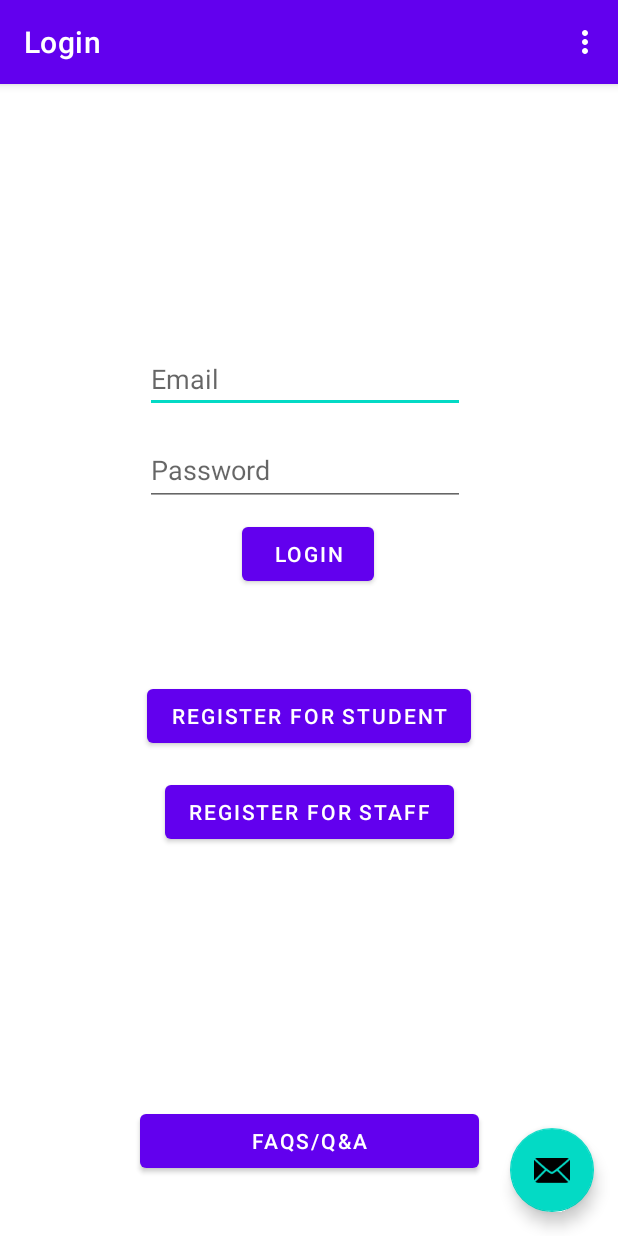
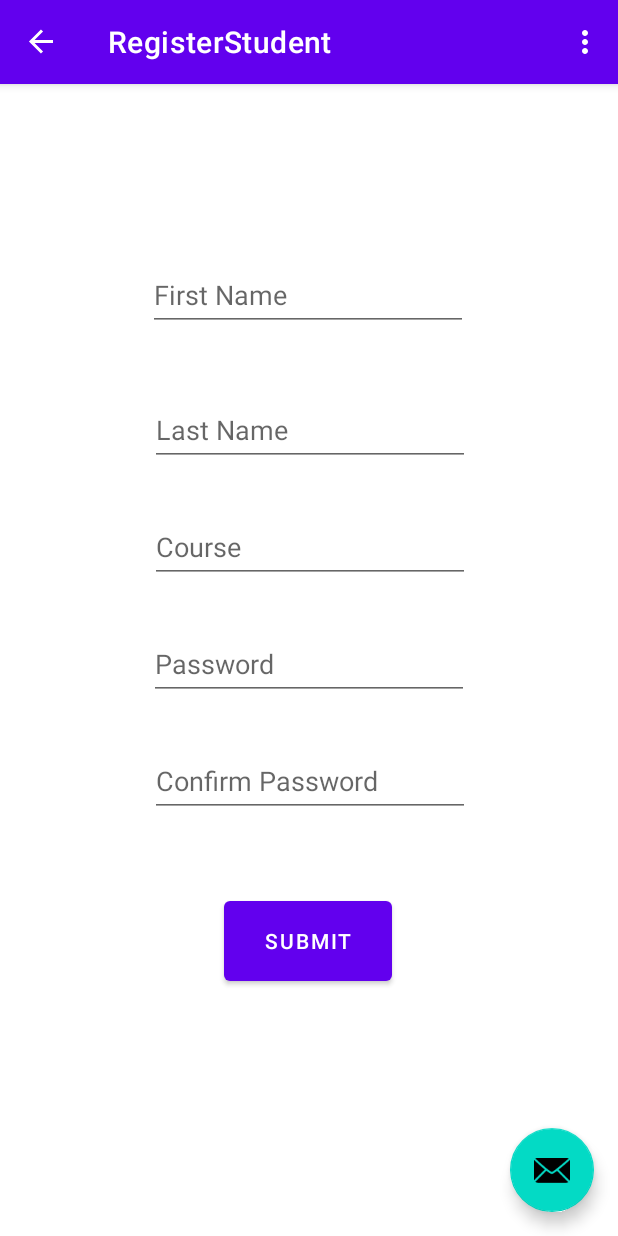
Before and after one commit to LouisCGF/team-23-Project, an Android app: the screen it shows after launch (MainActivity), after a tap on "REGISTER FOR STUDENT", on a phone screen of 412 x 824 dp. Run offline under Robolectric (Android 15) with nearby library versions, the phone set to English and light mode, and no system bars; our stand-ins replace navigation-ui.

Commit message:
I've added pages for registration for staff and students. Made a connection from the buttons in LoginMain.java to the register_staff.xml and register_student.xml pages. The info in Txt Fields must be checked again to be equal to the fields in the DB. Made that all connections at the end would lead to second_fragment.xml in nav_graph.xml. The connection to the database is needed for further Login/Register work to be done

```diff
--- a/app/src/main/java/com/example/team_23_project/LoginMain.java
+++ b/app/src/main/java/com/example/team_23_project/LoginMain.java
@@ -38,22 +38,18 @@ public class LoginMain extends Fragment {
                         .navigate(R.id.action_FirstFragment_to_SecondFragment);
             }
         });
-        binding.regStuBtn.setOnClickListener(new View.OnClickListener() { // <- Event handler for register for student
+        binding.regStuBtn.setOnClickListener(new View.OnClickListener() {
             @Override
-            public void onClick(View v) {
-                //NavHostFragment.findNavController(LoginMain.this)
-                //        .navigate(R.id.action_FirstFragment_to_RegisterForStudent); <- Need to
-                //        create new action 'FirstFragement_to_RegisterForStudent' once a register
-                //        for student page gets created
+            public void onClick(View view1) {
+                NavHostFragment.findNavController(LoginMain.this)
+                        .navigate(R.id.action_FirstFragment_to_registerStudent);
             }
         });
-        binding.regStaBtn.setOnClickListener(new View.OnClickListener() { // <- Event handler for register for staff
+        binding.regStaBtn.setOnClickListener(new View.OnClickListener() {
             @Override
-            public void onClick(View v) {
-                //NavHostFragment.findNavController(LoginMain.this)
-                //      .navigate(R.id.action_FirstFragment_to_RegisterForStaff); <- Need to
-                //      create new action 'FirstFragment_to_RegisterForStaff' once a register
-                //      for staff page gets created
+            public void onClick(View view1) {
+                NavHostFragment.findNavController(LoginMain.this)
+                        .navigate(R.id.action_FirstFragment_to_registerStaff);
             }
         });
     }
--- /dev/null
+++ b/app/src/main/java/com/example/team_23_project/RegisterStudent.java
@@ -0,0 +1,46 @@
+package com.example.team_23_project;
+
+import android.os.Bundle;
+import android.view.LayoutInflater;
+import android.view.View;
+import android.view.ViewGroup;
+
+import androidx.annotation.NonNull;
+import androidx.fragment.app.Fragment;
+import androidx.navigation.fragment.NavHostFragment;
+
+import com.example.team_23_project.databinding.RegisterStudentBinding;
+
+public class RegisterStudent extends Fragment {
+
+    private RegisterStudentBinding binding;
+
+    @Override
+    public View onCreateView(
+            LayoutInflater inflater, ViewGroup container,
+            Bundle savedInstanceState
+    ) {
+
+        binding = RegisterStudentBinding.inflate(inflater, container, false);
+        return binding.getRoot();
+
+    }
+
+    public void onViewCreated(@NonNull View view, Bundle savedInstanceState) {
+        super.onViewCreated(view, savedInstanceState);
+        binding.submitStudentRegBtn.setOnClickListener(new View.OnClickListener() {
+            @Override
+            public void onClick(View view) {
+                System.out.println(binding.firstNameStudentTxt.getText());
+                System.out.println(binding.lastNameStudentTxt.getText());
+                System.out.println(binding.courseStudentTxt.getText());
+                System.out.println(binding.passwordStudentRegTxt.getText());
+                System.out.println(binding.passwordConfirmStudentRegTxt.getText());
+
+                NavHostFragment.findNavController(RegisterStudent.this)
+                        .navigate(R.id.action_registerStudent_to_SecondFragment);
+            }
+        });
+
+    }
+}
--- /dev/null
+++ b/app/src/main/res/layout/register_student.xml
@@ -0,0 +1,92 @@
+<?xml version="1.0" encoding="utf-8"?>
+<androidx.constraintlayout.widget.ConstraintLayout xmlns:android="http://schemas.android.com/apk/res/android"
+    xmlns:app="http://schemas.android.com/apk/res-auto"
+    xmlns:tools="http://schemas.android.com/tools"
+    android:layout_width="match_parent"
+    android:layout_height="match_parent">
+    tools:context=".RegisterStudent">
+
+    <Button
+        android:id="@+id/submitStudentRegBtn"
+        android:layout_width="112dp"
+        android:layout_height="65dp"
+        android:layout_marginBottom="164dp"
+        android:text="Submit"
+        app:layout_constraintBottom_toBottomOf="parent"
+        app:layout_constraintEnd_toEndOf="parent"
+        app:layout_constraintHorizontal_bias="0.498"
+        app:layout_constraintStart_toStartOf="parent" />
+
+    <EditText
+        android:id="@+id/passwordStudentRegTxt"
+        android:layout_width="wrap_content"
+        android:layout_height="wrap_content"
+        android:layout_marginBottom="30dp"
+        android:ems="10"
+        android:hint="Password"
+        android:inputType="textPassword"
+        android:minHeight="48dp"
+        app:layout_constraintBottom_toTopOf="@+id/passwordConfirmStudentRegTxt"
+        app:layout_constraintEnd_toEndOf="parent"
+        app:layout_constraintStart_toStartOf="parent" />
+
+    <EditText
+        android:id="@+id/passwordConfirmStudentRegTxt"
+        android:layout_width="wrap_content"
+        android:layout_height="wrap_content"
+        android:layout_marginBottom="50dp"
+        android:ems="10"
+        android:hint="Confirm Password"
+        android:inputType="textPassword"
+        android:minHeight="48dp"
+        app:layout_constraintBottom_toTopOf="@+id/submitStudentRegBtn"
+        app:layout_constraintEnd_toEndOf="parent"
+        app:layout_constraintHorizontal_bias="0.502"
+        app:layout_constraintStart_toStartOf="parent" />
+
+    <EditText
+        android:id="@+id/courseStudentTxt"
+        android:layout_width="wrap_content"
+        android:layout_height="wrap_content"
+        android:layout_marginBottom="30dp"
+        android:ems="10"
+        android:hint="Course"
+        android:inputType="textPersonName"
+        android:minHeight="48dp"
+        app:layout_constraintBottom_toTopOf="@+id/passwordStudentRegTxt"
+        app:layout_constraintEnd_toEndOf="parent"
+        app:layout_constraintHorizontal_bias="0.502"
+        app:layout_constraintStart_toStartOf="parent" />
+
+    <EditText
+        android:id="@+id/lastNameStudentTxt"
+        android:layout_width="wrap_content"
+        android:layout_height="wrap_content"
+        android:layout_marginBottom="30dp"
+        android:ems="10"
+        android:hint="Last Name"
+        android:inputType="textPersonName"
+        android:minHeight="48dp"
+        app:layout_constraintBottom_toTopOf="@+id/courseStudentTxt"
+        app:layout_constraintEnd_toEndOf="parent"
+        app:layout_constraintHorizontal_bias="0.502"
+        app:layout_constraintStart_toStartOf="parent" />
+
+    <EditText
+        android:id="@+id/firstNameStudentTxt"
+        android:layout_width="wrap_content"
+        android:layout_height="wrap_content"
+        android:layout_marginTop="92dp"
+        android:layout_marginBottom="30dp"
+        android:ems="10"
+        android:hint="First Name"
+        android:inputType="textPersonName"
+        android:minHeight="48dp"
+        app:layout_constraintBottom_toTopOf="@+id/lastNameStudentTxt"
+        app:layout_constraintEnd_toEndOf="parent"
+        app:layout_constraintHorizontal_bias="0.497"
+        app:layout_constraintStart_toStartOf="parent"
+        app:layout_constraintTop_toTopOf="parent"
+        app:layout_constraintVertical_bias="0.666" />
+
+</androidx.constraintlayout.widget.ConstraintLayout>
--- a/app/src/main/res/navigation/nav_graph.xml
+++ b/app/src/main/res/navigation/nav_graph.xml
@@ -14,6 +14,12 @@
         <action
             android:id="@+id/action_FirstFragment_to_SecondFragment"
             app:destination="@id/SecondFragment" />
+        <action
+            android:id="@+id/action_FirstFragment_to_registerStudent"
+            app:destination="@id/registerStudent" />
+        <action
+            android:id="@+id/action_FirstFragment_to_registerStaff"
+            app:destination="@id/registerStaff" />
     </fragment>
     <fragment
         android:id="@+id/SecondFragment"
@@ -25,4 +31,20 @@
             android:id="@+id/action_SecondFragment_to_FirstFragment"
             app:destination="@id/FirstFragment" />
     </fragment>
+    <fragment
+        android:id="@+id/registerStudent"
+        android:name="com.example.team_23_project.RegisterStudent"
+        android:label="RegisterStudent" >
+        <action
+            android:id="@+id/action_registerStudent_to_SecondFragment"
+            app:destination="@id/SecondFragment" />
+    </fragment>
+    <fragment
+        android:id="@+id/registerStaff"
+        android:name="com.example.team_23_project.RegisterStaff"
+        android:label="RegisterStaff" >
+        <action
+            android:id="@+id/action_registerStaff_to_SecondFragment"
+            app:destination="@id/SecondFragment" />
+    </fragment>
 </navigation>
```
Also changed, not shown: app/src/main/java/com/example/team_23_project/RegisterStaff.java (added, +47 -0 lines), app/src/main/res/layout/register_staff.xml (added, +88 -0 lines).
